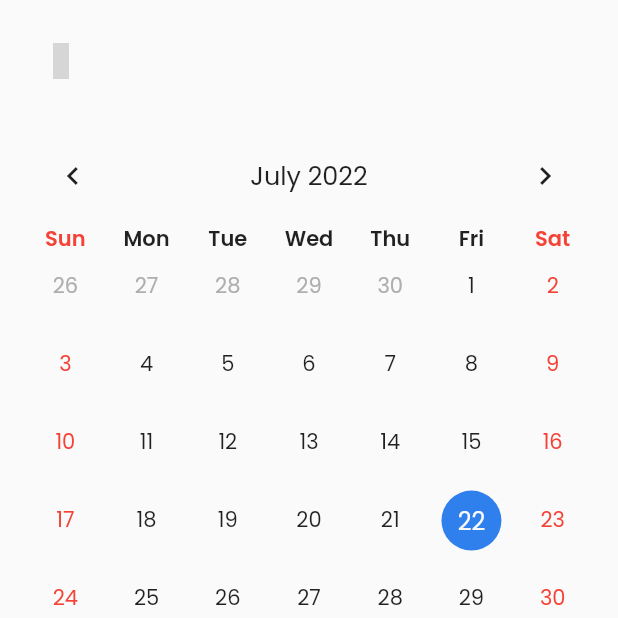
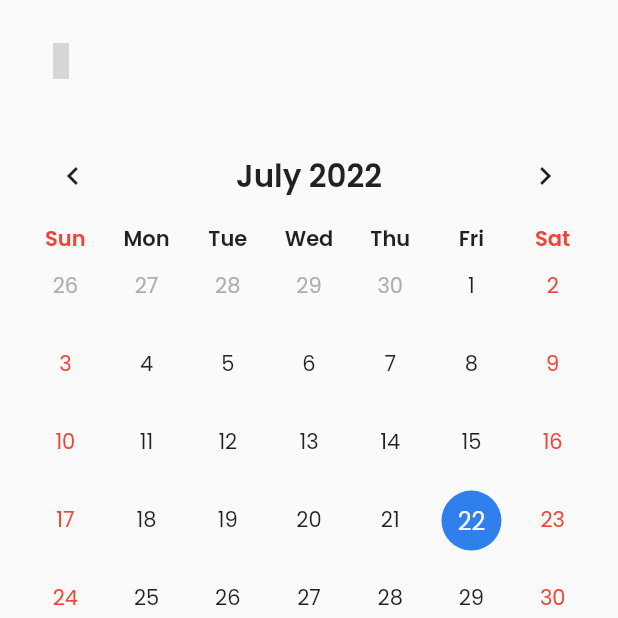
Before and after one commit to Al-Ghozy03/trackwalk-scanner, a Flutter app: the Calendar screen opened directly, on a phone screen of 412 x 824 dp, the top half of it. Run offline on Flutter 3.47's test engine with Material 2 defaults, Android fonts, the phone set to English and light mode, and no system bars; drawn by our look-alikes of table_calendar; our stand-ins replace get, get_storage, iconsax; missing offline and left inert: qr_code_scanner; accounts and stored records are empty; grey boxes are pictures that could not be loaded.

Commit message:
calendar done

```diff
--- a/lib/screen/calendar.dart
+++ b/lib/screen/calendar.dart
@@ -60,7 +60,10 @@ class _CalendarState extends State<Calendar> {
                     weekendStyle:
                         TextStyle(fontFamily: "popinsemi", color: Colors.red)),
                 headerStyle: HeaderStyle(
-                    formatButtonVisible: false, titleCentered: true),
+                    formatButtonVisible: false,
+                    titleCentered: true,
+                    titleTextStyle: TextStyle(
+                        fontFamily: "popinsemi", fontSize: width / 20)),
               ),
               SizedBox(height: width / 20),
               Container(
@@ -68,7 +71,7 @@ class _CalendarState extends State<Calendar> {
                 child: ElevatedButton(
                   onPressed: () {},
                   style: ElevatedButton.styleFrom(
-                    elevation: 0,
+                      elevation: 0,
                       shape: RoundedRectangleBorder(
                           borderRadius: BorderRadius.circular(width / 40))),
                   child: Text(
```
Also changed, not shown: lib/screen/detail_tiket.dart (added, +34 -0 lines).
